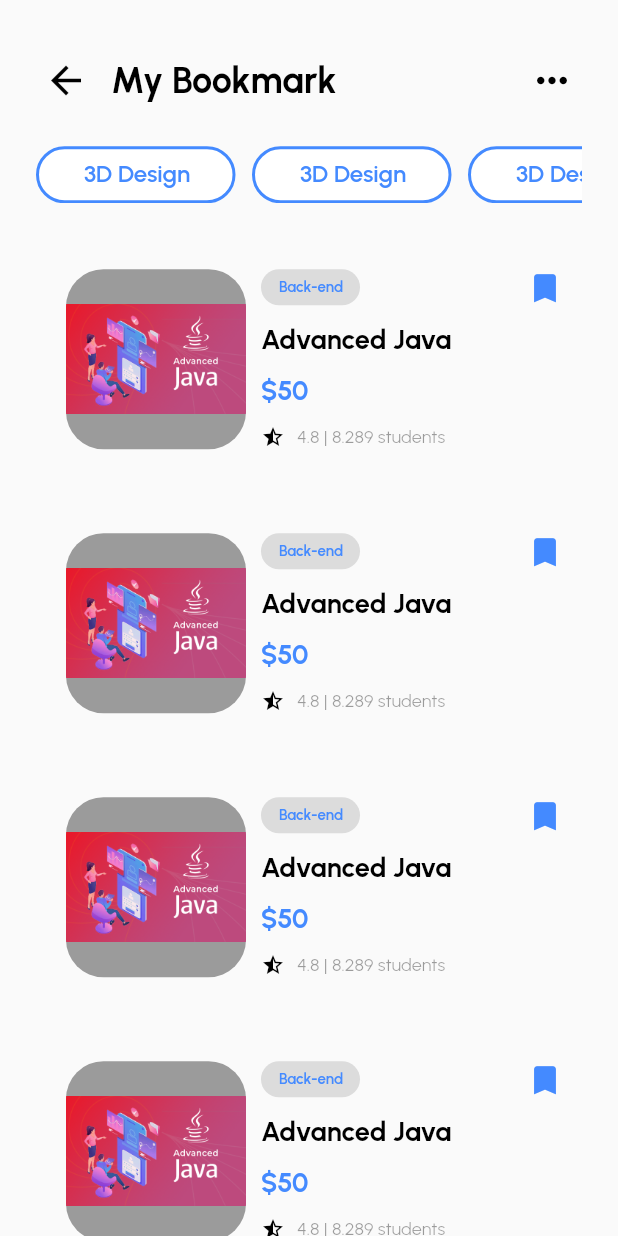
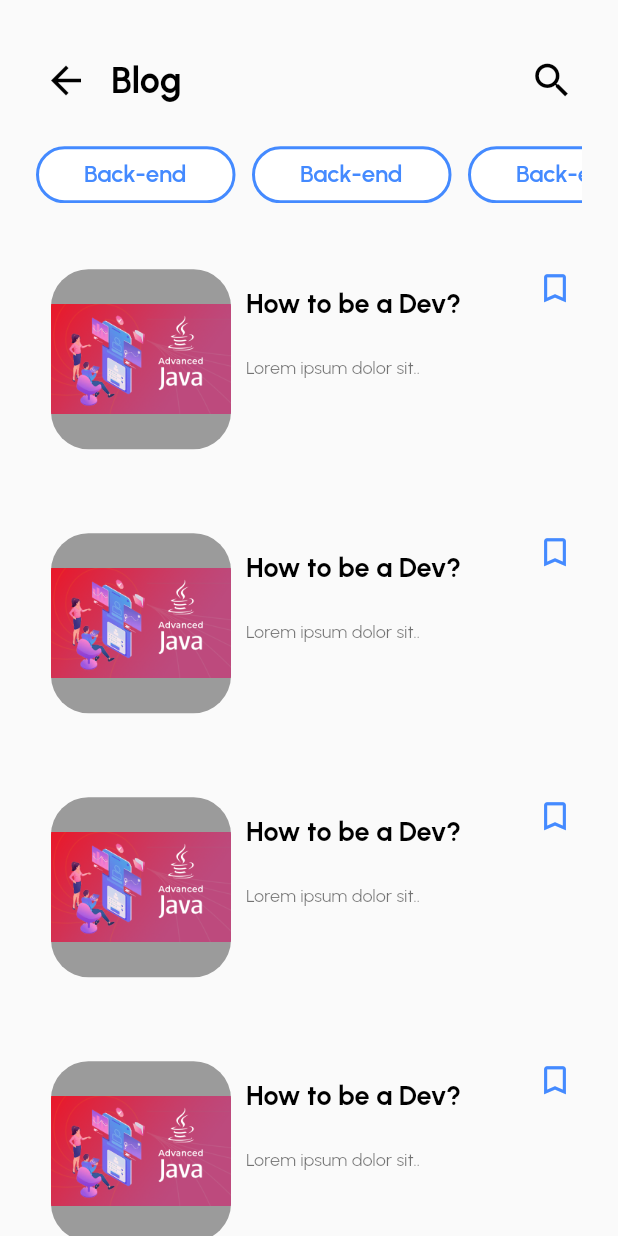
Before and after one commit to voducminh1402/Edu2Gether-mobile, a Flutter app: the screen it shows after launch, on a phone screen of 412 x 824 dp. Run offline on Flutter 3.47's test engine with Material 2 defaults, Android fonts, the phone set to English and light mode, and no system bars; our stand-ins replace get.

Commit message:
done screnns: Notidication, Blog

```diff
--- a/lib/main.dart
+++ b/lib/main.dart
@@ -1,6 +1,9 @@
+import 'package:edu2gether_mobile/screens/blog/blog.dart';
+import 'package:edu2gether_mobile/screens/blog/blog_post.dart';
 import 'package:edu2gether_mobile/screens/mentor/top_mentor.dart';
 import 'package:edu2gether_mobile/screens/mostpopularcourse/mostpopularcourse.dart';
 import 'package:edu2gether_mobile/screens/mybookmark/mybookmark.dart';
+import 'package:edu2gether_mobile/screens/nofitication/notification.dart';
 import 'package:edu2gether_mobile/screens/transaction/transaction.dart';
 import 'package:flutter/material.dart';
 import 'package:edu2gether_mobile/screens/transaction/transaction.dart';
@@ -23,7 +26,7 @@ class MyApp extends StatelessWidget {
 
         primarySwatch: Colors.blue,
       ),
-      home: MyBookmarkPage(),
+      home: BlogPage(),
     );
   }
 }
--- /dev/null
+++ b/lib/screens/blog/blog.dart
@@ -0,0 +1,60 @@
+import 'package:flutter/cupertino.dart';
+import 'package:flutter/material.dart';
+
+import '../../widgets/big_text.dart';
+import 'blog_body.dart';
+
+class BlogPage extends StatefulWidget {
+  const BlogPage({Key? key}) : super(key: key);
+
+  @override
+  State<BlogPage> createState() => _BlogPageState();
+}
+
+class _BlogPageState extends State<BlogPage> {
+  @override
+  Widget build(BuildContext context) {
+    return Scaffold(
+      body: Column(
+        //show header
+        children: [
+          Container(
+            margin: EdgeInsets.only(top: 24, bottom: 24, left: 24, right: 24),
+            padding: EdgeInsets.only(top: 9.5),
+            child: Row(
+              mainAxisAlignment: MainAxisAlignment.spaceBetween,
+              children: [
+                Row(
+                  children: [
+                    GestureDetector(
+                      onTap: (){
+                        Navigator.pop(context);
+                      },
+                      child: Container(
+                        width: 40,
+                        height: 40,
+                        margin: EdgeInsets.only(right: 10),
+                        child: Icon(Icons.arrow_back, color: Colors.black, size: 30,),
+                      ),
+                    ),
+                    BigText(text: "Blog", color: Colors.black, size: 24, fontweight: FontWeight.w700,)
+                  ],
+                ),
+                Container(
+                    width: 40,
+                    height: 40,
+                    child: Icon(Icons.search, color: Colors.black, size: 30,)
+                ),
+              ],
+            ),
+          ),
+          //show body
+          Expanded(child: SingleChildScrollView(
+            child: BlogBody(),
+          )
+          ),
+        ],
+      ),
+    );
+  }
+}
--- /dev/null
+++ b/lib/screens/blog/blog_body.dart
@@ -0,0 +1,144 @@
+import 'package:edu2gether_mobile/screens/blog/blog_post.dart';
+import 'package:flutter/cupertino.dart';
+import 'package:flutter/material.dart';
+
+import '../../widgets/big_text.dart';
+import '../../widgets/small_text.dart';
+
+class BlogBody extends StatelessWidget {
+  const BlogBody({Key? key}) : super(key: key);
+
+  @override
+  Widget build(BuildContext context) {
+    return Column(
+      children: [
+        //list transaction
+        Container(
+          width: 380,
+          height: 774,
+          margin: EdgeInsets.only(left: 24, right: 24),
+          child: Column(
+            children: [
+              Container(
+                width: 380,
+                height: 38,
+                child: ListView.builder(
+                  itemCount: 10,
+                  scrollDirection: Axis.horizontal,
+                  itemBuilder: (BuildContext context, int index) {
+                    return Container(
+                      margin: EdgeInsets.only(right: 11),
+                      child: Row(
+                        children: [
+                          Container(
+                              width: 133,
+                              height: 38,
+                              decoration: BoxDecoration(
+                                borderRadius: BorderRadius.circular(25),
+                                border: Border.all(
+                                    color: Colors.blueAccent,
+                                    style: BorderStyle.solid,
+                                    width: 2.0
+                                ),
+                                color:Colors.white,
+                              ),
+                              child:
+                              Container(
+                                margin: EdgeInsets.only(left: 30, top: 7),
+                                child: BigText(text: "Back-end", color: Colors.blueAccent, size: 16, fontweight: FontWeight.w600,),
+                              )
+                          )
+                        ],
+                      ),
+                    );
+                  },
+                ),
+              ),
+              Container(
+                width: 380,
+                height: 688,
+                margin: EdgeInsets.only(top: 24, left: 10),
+                child: ListView.builder(
+                  itemCount: 10,
+                  itemBuilder: (context, index){
+                    return Container(
+                      margin: EdgeInsets.only(bottom: 16),
+                      child: Row(
+                        children: [
+                          Container(
+                            width: 353,
+                            height: 160,
+                            child: Row(
+                              children: [
+                                GestureDetector(
+                                  onTap: (){
+                                    Navigator.push(
+                                      context,
+                                      MaterialPageRoute(builder: (context) => const BlogPostPage()),
+                                    );
+                                  },
+                                  child: Container(
+                                    width:120,
+                                    height: 120,
+                                    margin: EdgeInsets.only(right: 10),
+                                    decoration: BoxDecoration(
+                                        borderRadius: BorderRadius.circular(25),
+                                        color:Colors.black38,
+                                        image: DecorationImage(
+                                            image: AssetImage(
+                                                "assets/image/advancedjava.png"
+                                            )
+                                        )
+                                    ),
+                                  ),
+                                ),
+                                Container(
+                                  width: 220,
+                                  height: 120,
+                                  child: Row(
+                                    children: [
+                                      GestureDetector(
+                                        onTap: (){
+                                          Navigator.push(
+                                            context,
+                                            MaterialPageRoute(builder: (context) => const BlogPostPage()),
+                                          );
+                                        },
+                                        child: Column(
+                                          crossAxisAlignment: CrossAxisAlignment.start,
+                                          mainAxisAlignment: MainAxisAlignment.center,
+                                          children: [
+                                            Container(
+                                              margin: EdgeInsets.only(bottom: 25),
+                                              child: BigText(text: "How to be a Dev?", color: Colors.black, fontweight: FontWeight.w700, size: 18,),
+                                            ),
+                                            Container(
+                                              margin: EdgeInsets.only(bottom: 35),
+                                              child: SmallText(text: "Lorem ipsum dolor sit..", color: Colors.black54,),
+                                            )
+                                          ],
+                                        ),
+                                      ),
+                                      Container(
+                                        margin: EdgeInsets.only(left: 50, bottom: 100),
+                                        child: Icon(Icons.bookmark_outline, color: Colors.blueAccent, size: 25,),
+                                      )
+                                    ],
+                                  ),
+                                ),
+                              ],
+                            ),
+                          )
+                        ],
+                      ),
+                    );
+                  },
+                ),
+              )
+            ],
+          ),
+        )
+      ],
+    );
+  }
+}
--- a/lib/widgets/small_text.dart
+++ b/lib/widgets/small_text.dart
@@ -6,10 +6,12 @@ class SmallText extends StatelessWidget {
   final String text;
   double size;
   double height;
+  FontWeight? fontweight;
   SmallText({Key? key, this.color = Colors.black26,
     required this.text,
     this.size=12,
-    this.height=1.2
+    this.height=1.2,
+    this.fontweight,
   }) : super(key: key);
 
   @override
@@ -17,10 +19,12 @@ class SmallText extends StatelessWidget {
     return Text(
       text,
       style: TextStyle(
+          overflow: TextOverflow.ellipsis,
           color: color,
           fontFamily: 'Urbanist',
           fontSize: size,
-          height: height
+          height: height,
+          fontWeight: fontweight,
       ),
     );
   }
--- a/pubspec.yaml
+++ b/pubspec.yaml
@@ -67,6 +67,8 @@ flutter:
 
   assets:
     - assets/image/advancedjava.png
+    - assets/image/noti.png
+    - assets/image/noti2.png
 
   # An image asset can refer to one or more resolution-specific "variants", see
   # https://flutter.dev/assets-and-images/#resolution-aware
```
Also changed, not shown: lib/screens/blog/blog_post.dart (added, +58 -0 lines), lib/screens/blog/blog_post_body.dart (added, +90 -0 lines), lib/screens/nofitication/notificaction_body.dart (added, +125 -0 lines), lib/screens/nofitication/notification.dart (added, +60 -0 lines), assets/image/noti.png (added), assets/image/noti2.png (added).
